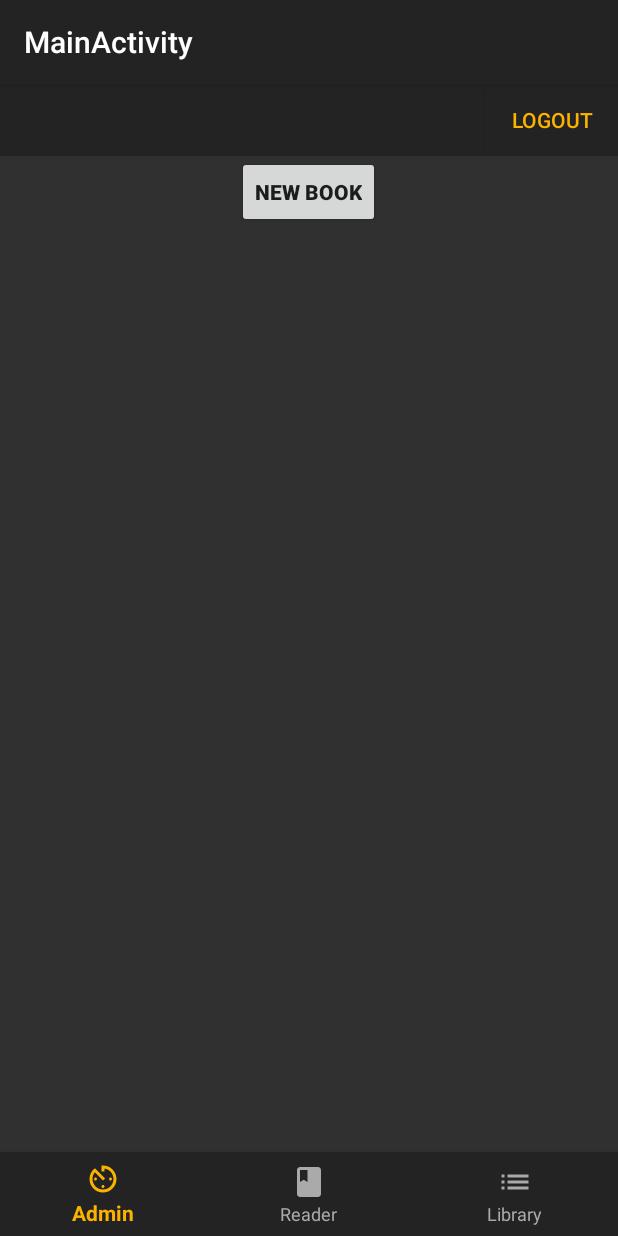
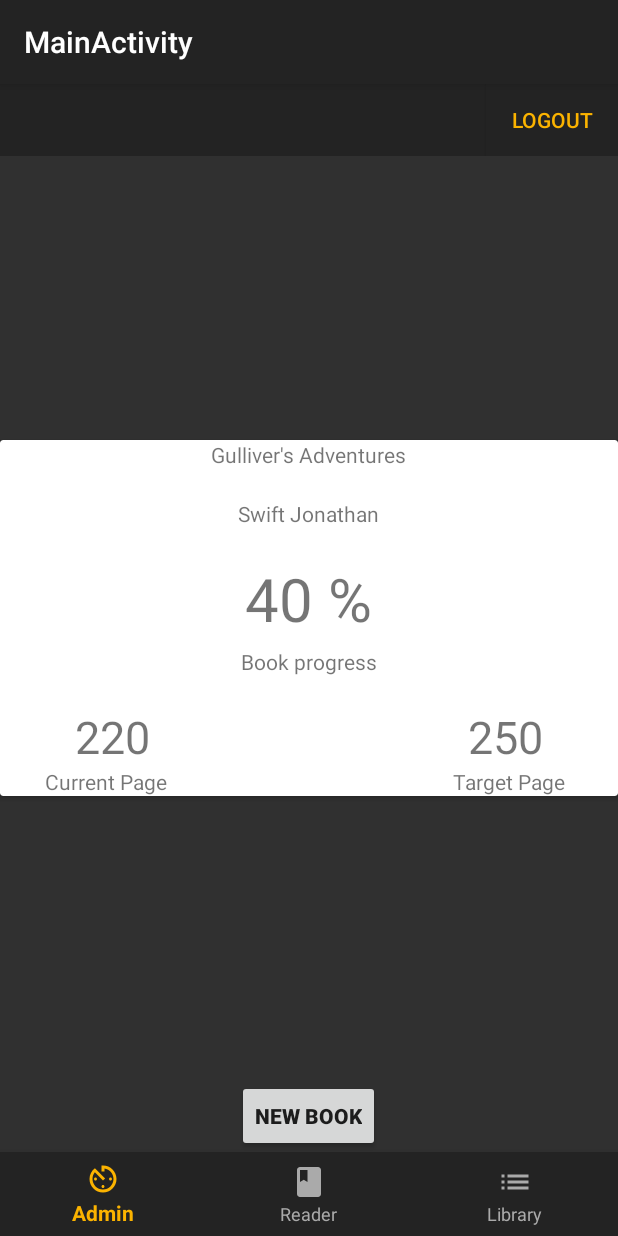
Before and after one commit to nestorivanmo/BookWorm, an Android app: the screen it shows after launch once a user with an empty profile is signed in (MainActivity), on a phone screen of 412 x 824 dp. Run offline under Robolectric (Android 15) with nearby library versions, the phone set to English and light mode, and no system bars; our stand-ins replace Firebase (no records; nobody signed in at launch, a user with empty details on screens opened directly).

Commit message:
added recycler view in book admin

```diff
--- /dev/null
+++ b/MyApplicationFireBaseTest/app/src/main/java/com/mozek/myapplicationfirebasetest/ViewAdapters/RecyclerViewAdapter.java
@@ -0,0 +1,63 @@
+package com.mozek.myapplicationfirebasetest.ViewAdapters;
+
+import android.content.Context;
+import android.support.annotation.NonNull;
+import android.support.v7.widget.RecyclerView;
+import android.util.Log;
+import android.view.LayoutInflater;
+import android.view.View;
+import android.view.ViewGroup;
+import android.widget.TextView;
+import com.mozek.myapplicationfirebasetest.R;
+
+import java.util.ArrayList;
+
+public class RecyclerViewAdapter extends RecyclerView.Adapter<RecyclerViewAdapter.ViewHolder>{
+
+    private static final String TAG = "RecyclerViewAdapter";
+
+    private ArrayList<String> mBookTitles = new ArrayList<>();
+    private ArrayList<String> mBookAuthors = new ArrayList<>();
+    private Context mContext;
+
+    public RecyclerViewAdapter(Context mContext, ArrayList<String> mBookTitles, ArrayList<String> mBookAuthors) {
+        this.mBookTitles = mBookTitles;
+        this.mBookAuthors = mBookAuthors;
+        this.mContext = mContext;
+    }
+
+    @NonNull
+    @Override
+    public ViewHolder onCreateViewHolder(@NonNull ViewGroup viewGroup, int i) {
+        Log.i(TAG, "onCreateViewHolder : called.");
+        View view = LayoutInflater.from(viewGroup.getContext()).inflate(R.layout.layout_list_item, viewGroup, false);
+        return new ViewHolder(view);
+    }
+
+    @Override
+    public void onBindViewHolder(@NonNull ViewHolder viewHolder, int i) {
+        Log.i(TAG, "onBindViewHolder : called.");
+
+        viewHolder.bookTitle.setText(mBookTitles.get(i));
+        viewHolder.bookAuthor.setText(mBookAuthors.get(i));
+
+
+    }
+
+    @Override
+    public int getItemCount() {
+        return mBookAuthors.size();
+    }
+
+    public class ViewHolder extends RecyclerView.ViewHolder {
+        TextView bookTitle, bookAuthor, bookProgress, currentPage, targetPage;
+        public ViewHolder(@NonNull View itemView) {
+            super(itemView);
+            bookTitle = itemView.findViewById(R.id.bookTitle);
+            bookAuthor = itemView.findViewById(R.id.bookAuthor);
+            bookProgress = itemView.findViewById(R.id.bookProgress);
+            currentPage = itemView.findViewById(R.id.currentPage);
+            targetPage = itemView.findViewById(R.id.targetPage);
+        }
+    }
+}
--- a/MyApplicationFireBaseTest/app/src/main/java/com/mozek/myapplicationfirebasetest/mainapp/app/MainActivity.java
+++ b/MyApplicationFireBaseTest/app/src/main/java/com/mozek/myapplicationfirebasetest/mainapp/app/MainActivity.java
@@ -5,27 +5,12 @@ import android.support.annotation.NonNull;
 import android.support.design.widget.BottomNavigationView;
 import android.support.v4.app.FragmentManager;
 import android.support.v7.app.AppCompatActivity;
-import android.util.Log;
 import android.view.MenuItem;
 
-import com.google.android.gms.tasks.OnCompleteListener;
-import com.google.android.gms.tasks.Task;
-import com.google.firebase.auth.FirebaseAuth;
-import com.google.firebase.auth.FirebaseUser;
-import com.google.firebase.firestore.DocumentSnapshot;
-import com.google.firebase.firestore.FirebaseFirestore;
-import com.google.firebase.firestore.Query;
-import com.google.firebase.firestore.QuerySnapshot;
 import com.mozek.myapplicationfirebasetest.R;
-import com.mozek.myapplicationfirebasetest.exceptions.UserMissingException;
 import com.mozek.myapplicationfirebasetest.mainapp.app.fragments.BookAdminFragment;
 import com.mozek.myapplicationfirebasetest.mainapp.app.fragments.LibraryFragment;
-import com.mozek.myapplicationfirebasetest.mainapp.app.fragments.DigitalReaderFragment;
-import com.mozek.myapplicationfirebasetest.managers.FirebaseManager;
-import com.mozek.myapplicationfirebasetest.managers.ObjectSenderManager;
-import com.mozek.myapplicationfirebasetest.models.User;
 
-import java.util.ArrayList;
 
 public class MainActivity extends AppCompatActivity {
 
@@ -36,7 +21,7 @@ public class MainActivity extends AppCompatActivity {
     private FragmentManager manager = getSupportFragmentManager();
     private BookAdminFragment bookAdminFragment;
     private LibraryFragment libraryFragment;
-    private DigitalReaderFragment digitalReaderFragment;
+    //private DigitalReaderFragment digitalReaderFragment;
 
 
     @Override
@@ -54,7 +39,7 @@ public class MainActivity extends AppCompatActivity {
                         manager.beginTransaction().replace(R.id.main_frame, bookAdminFragment).addToBackStack(null).commit();
                         return true;
                     case R.id.navigation_reader:
-                        manager.beginTransaction().replace(R.id.main_frame, digitalReaderFragment).addToBackStack(null).commit();
+                        //manager.beginTransaction().replace(R.id.main_frame, digitalReaderFragment).addToBackStack(null).commit();
                         return true;
                     case R.id.navigation_library:
                         manager.beginTransaction().replace(R.id.main_frame, libraryFragment).addToBackStack(null).commit();
@@ -70,7 +55,7 @@ public class MainActivity extends AppCompatActivity {
     private void getFragments(){
         bookAdminFragment = new BookAdminFragment();
         libraryFragment = new LibraryFragment();
-        digitalReaderFragment = new DigitalReaderFragment();
+        //digitalReaderFragment = new DigitalReaderFragment();
         manager.beginTransaction().replace(R.id.main_frame, bookAdminFragment).addToBackStack(null).commit();
         navigation = findViewById(R.id.navigation);
     }
--- a/MyApplicationFireBaseTest/app/src/main/java/com/mozek/myapplicationfirebasetest/mainapp/app/fragments/BookAdminFragment.java
+++ b/MyApplicationFireBaseTest/app/src/main/java/com/mozek/myapplicationfirebasetest/mainapp/app/fragments/BookAdminFragment.java
@@ -4,6 +4,8 @@ import android.content.Intent;
 import android.os.Bundle;
 import android.support.annotation.NonNull;
 import android.support.v4.app.Fragment;
+import android.support.v7.widget.LinearLayoutManager;
+import android.support.v7.widget.RecyclerView;
 import android.util.Log;
 import android.view.LayoutInflater;
 import android.view.View;
@@ -20,35 +22,38 @@ import com.google.firebase.firestore.FirebaseFirestore;
 import com.google.firebase.firestore.Query;
 import com.google.firebase.firestore.QuerySnapshot;
 import com.mozek.myapplicationfirebasetest.R;
-import com.mozek.myapplicationfirebasetest.exceptions.UserMissingException;
-import com.mozek.myapplicationfirebasetest.mainapp.app.MainActivity;
+import com.mozek.myapplicationfirebasetest.ViewAdapters.RecyclerViewAdapter;
 import com.mozek.myapplicationfirebasetest.mainapp.auth.LoginActivity;
-import com.mozek.myapplicationfirebasetest.mainapp.auth.SignUpActivity;
 import com.mozek.myapplicationfirebasetest.mainapp.config.InitialConfigActivity;
 import com.mozek.myapplicationfirebasetest.models.User;
+
+import java.util.ArrayList;
 
 public class BookAdminFragment extends Fragment implements Fragmentable{
 
     private static final String TAG = "BookAdminFragment";
 
+    private View view;
+
     private Button logOutButton, newBookButton;
     private TextView titleTV;
-    private User user;
-    private FirebaseAuth mAuth = FirebaseAuth.getInstance();
     private FirebaseFirestore db = FirebaseFirestore.getInstance();
+
+    private ArrayList<String> mBookTitles = new ArrayList<>();
+    private ArrayList<String> mBookAuthors = new ArrayList<>();
+
 
     public BookAdminFragment() {
     }
 
     @Override
     public View onCreateView(final LayoutInflater inflater, ViewGroup container, Bundle savedInstanceState) {
-        View view =  inflater.inflate(R.layout.fragment_book_admin, container, false);
+        view =  inflater.inflate(R.layout.fragment_book_admin, container, false);
 
         getGraphicElements(view);
         logOutUserIfClicked(inflater);
-        FirebaseUser fbUser;
-        fbUser = mAuth.getCurrentUser();
-        String currentUserEmail = fbUser.getEmail();
+
+        String currentUserEmail = FirebaseAuth.getInstance().getCurrentUser().getEmail();
 
         Query userQuery = db.collection("users").whereEqualTo("email", currentUserEmail);
         userQuery.get().addOnCompleteListener(new OnCompleteListener<QuerySnapshot>() {
@@ -84,6 +89,13 @@ public class BookAdminFragment extends Fragment implements Fragmentable{
         });
     }
 
+    public void getDataFromDB(){
+        mBookAuthors.add("Swift Jonathan");
+        mBookTitles.add("Gulliver's Adventures");
+        mBookAuthors.add("Nathaniel Hawthorne");
+        mBookTitles.add("The Red and the Black");
+    }
+
     public void runMainThreadNow(final User user){
 
         titleTV.setText(user.getUsername());
@@ -91,12 +103,23 @@ public class BookAdminFragment extends Fragment implements Fragmentable{
         newBookButton.setOnClickListener(new View.OnClickListener() {
             @Override
             public void onClick(View view) {
-                Log.i(TAG, "USER CURRENT # BOOKS: " + String.valueOf(user.getBooks().size()));
                 Intent intentSign2 = new Intent(getActivity(), InitialConfigActivity.class);
                 intentSign2.putExtra("user", user);
                 startActivity(intentSign2);
             }
         });
 
+        getDataFromDB();
+        initRecyclerView();
+
+    }
+
+    private void initRecyclerView(){
+        Log.i(TAG, "initRecyclerView: init recyclerView");
+        LinearLayoutManager layoutManager = new LinearLayoutManager(getActivity(), LinearLayoutManager.HORIZONTAL, false);
+        RecyclerView recyclerView = view.findViewById(R.id.recyclerView_bookAdmin);
+        recyclerView.setLayoutManager(layoutManager);
+        RecyclerViewAdapter recyclerViewAdapter = new RecyclerViewAdapter(getActivity(), mBookTitles, mBookAuthors);
+        recyclerView.setAdapter(recyclerViewAdapter);
     }
 }
--- a/MyApplicationFireBaseTest/app/src/main/java/com/mozek/myapplicationfirebasetest/mainapp/app/fragments/LibraryFragment.java
+++ b/MyApplicationFireBaseTest/app/src/main/java/com/mozek/myapplicationfirebasetest/mainapp/app/fragments/LibraryFragment.java
@@ -4,6 +4,7 @@ package com.mozek.myapplicationfirebasetest.mainapp.app.fragments;
 import android.os.Bundle;
 import android.support.annotation.NonNull;
 import android.support.v4.app.Fragment;
+import android.support.v4.app.ListFragment;
 import android.util.Log;
 import android.view.LayoutInflater;
 import android.view.View;
@@ -26,6 +27,8 @@ import com.mozek.myapplicationfirebasetest.models.User;
 import java.util.ArrayList;
 
 public class LibraryFragment extends Fragment {
+
+    private final static String TAG = "Library Fragment";
     private User user;
     private FirebaseAuth mAuth=FirebaseAuth.getInstance();
     private FirebaseUser fbUser;
@@ -35,7 +38,6 @@ public class LibraryFragment extends Fragment {
     public LibraryFragment() {
         // Required empty public constructor
     }
-
 
     @Override
     public View onCreateView(LayoutInflater inflater, ViewGroup container, Bundle savedInstanceState) {
@@ -53,16 +55,13 @@ public class LibraryFragment extends Fragment {
                     for (DocumentSnapshot docment:task.getResult()){
                         user= docment.toObject(User.class);
                         userBooks = user.getBooks();
-                        //ArrayAdapter adapter=new ArrayAdapter<Book>(this,android.R.layout.simple_list_item_1,userBooks);
-                        //lisbooks.setAdapter(adapter);
                     }
                     for(int i=0;i<userBooks.size();i++){
                         booksForListView.add(userBooks.get(i).getTitle() + ", " +userBooks.get(i).getAuthor());
                     }
-                    ArrayAdapter<String> bookAdapter = new ArrayAdapter<>(getActivity(), android.R.layout.simple_list_item_1, booksForListView);
-                   // bookAdapter.setDropDownViewResource(android.R.layout.simple_expandable_list_item_1);
+                    ArrayAdapter<String> bookAdapter = new ArrayAdapter<>(getActivity(), android.R.layout.simple_list_item_1,booksForListView);
                     lisbooks.setAdapter(bookAdapter);
-                    Log.i("LibraryFragment","number of books _----------------------____: " + String.valueOf(userBooks.size()));
+                    Log.i(TAG,"number of books _----------------------____: " + String.valueOf(userBooks.size()));
                 }
             });
         return inflater.inflate(R.layout.fragment_library, container, false);
--- a/MyApplicationFireBaseTest/app/src/main/java/com/mozek/myapplicationfirebasetest/mainapp/app/fragments/digitalReaderFragment.java
+++ /dev/null
@@ -1,22 +0,0 @@
-package com.mozek.myapplicationfirebasetest.mainapp.app.fragments;
-
-import android.os.Bundle;
-        import android.support.v4.app.Fragment;
-        import android.view.LayoutInflater;
-        import android.view.View;
-        import android.view.ViewGroup;
-
-        import com.mozek.myapplicationfirebasetest.R;
-
-public class DigitalReaderFragment extends Fragment {
-
-    public DigitalReaderFragment() {
-    }
-
-    @Override
-    public View onCreateView(LayoutInflater inflater, ViewGroup container,
-                             Bundle savedInstanceState) {
-        return inflater.inflate(R.layout.fragment_digital_reader, container, false);
-    }
-
-}
--- a/MyApplicationFireBaseTest/app/src/main/res/layout/fragment_book_admin.xml
+++ b/MyApplicationFireBaseTest/app/src/main/res/layout/fragment_book_admin.xml
@@ -40,11 +40,29 @@
     </RelativeLayout>
 
     <RelativeLayout
+        android:id="@+id/relativeLayout_MainInfo_bookAdminFragment"
+        android:layout_width="match_parent"
+        android:layout_height="match_parent"
+        android:layout_below="@+id/relativeLayout_topBar_bookAdminFragment"
+        android:layout_above="@+id/relativeLayout_newBook_bookAdminFragment">
+
+        <android.support.v7.widget.RecyclerView
+            android:id="@+id/recyclerView_bookAdmin"
+            android:layout_width="match_parent"
+            android:layout_height="match_parent"
+            android:orientation="horizontal">
+
+        </android.support.v7.widget.RecyclerView>
+
+    </RelativeLayout>
+
+    <RelativeLayout
         android:id="@+id/relativeLayout_newBook_bookAdminFragment"
         android:layout_width="match_parent"
         android:layout_height="wrap_content"
         android:orientation="horizontal"
-        android:layout_below="@+id/relativeLayout_topBar_bookAdminFragment">
+        android:layout_alignParentBottom="true"
+        >
 
         <Button
             android:id="@+id/addBookButton_AdminBooks_Fragment"
--- a/MyApplicationFireBaseTest/app/src/main/res/layout/fragment_digital_reader.xml
+++ /dev/null
@@ -1,6 +0,0 @@
-<?xml version="1.0" encoding="utf-8"?>
-<android.support.constraint.ConstraintLayout
-    xmlns:android="http://schemas.android.com/apk/res/android" android:layout_width="match_parent"
-    android:layout_height="match_parent">
-
-</android.support.constraint.ConstraintLayout>
--- a/MyApplicationFireBaseTest/app/src/main/res/layout/fragment_library.xml
+++ b/MyApplicationFireBaseTest/app/src/main/res/layout/fragment_library.xml
@@ -3,7 +3,7 @@
     xmlns:tools="http://schemas.android.com/tools"
     android:layout_width="match_parent"
     android:layout_height="match_parent"
-android:background="@color/colorPrimary"
+    android:background="@color/colorSecondary"
     tools:context=".mainapp.app.fragments.LibraryFragment">
 
     <TextView
@@ -16,6 +16,8 @@ android:background="@color/colorPrimary"
     <ListView
         android:id="@+id/listViewBooks"
         android:layout_width="match_parent"
-        android:layout_height="wrap_content"></ListView>
+        android:layout_height="wrap_content">
+
+    </ListView>
 
 </LinearLayout>
--- /dev/null
+++ b/MyApplicationFireBaseTest/app/src/main/res/layout/layout_list_item.xml
@@ -0,0 +1,103 @@
+<?xml version="1.0" encoding="utf-8"?>
+<RelativeLayout
+    xmlns:android="http://schemas.android.com/apk/res/android" android:layout_width="match_parent"
+    android:layout_height="match_parent">
+
+    <android.support.v7.widget.CardView
+        android:layout_width="match_parent"
+        android:layout_height="wrap_content"
+        android:layout_centerInParent="true"
+        >
+
+        <RelativeLayout
+            android:layout_width="match_parent"
+            android:layout_height="match_parent"
+            >
+
+            <TextView
+                android:id="@+id/bookTitle"
+                android:layout_width="wrap_content"
+                android:layout_height="wrap_content"
+                android:text="book title"
+                android:layout_centerHorizontal="true"/>
+
+            <TextView
+                android:id="@+id/bookAuthor"
+                android:layout_width="wrap_content"
+                android:layout_height="wrap_content"
+                android:layout_below="@+id/bookTitle"
+                android:layout_centerHorizontal="true"
+                android:layout_marginTop="20dp"
+                android:text="book author"/>
+
+            <TextView
+                android:id="@+id/bookProgress"
+                android:layout_width="wrap_content"
+                android:layout_height="wrap_content"
+                android:layout_below="@id/bookAuthor"
+                android:layout_marginTop="20dp"
+                android:layout_centerHorizontal="true"
+                android:text="40 %"
+                android:textSize="40sp"/>
+
+            <TextView
+                android:id="@+id/bookProgress_title"
+                android:layout_width="wrap_content"
+                android:layout_height="wrap_content"
+                android:layout_below="@+id/bookProgress"
+                android:layout_marginTop="5dp"
+                android:layout_centerHorizontal="true"
+                android:text="Book progress"
+                />
+
+            <TextView
+                android:id="@+id/currentPage"
+                android:layout_width="wrap_content"
+                android:layout_height="wrap_content"
+                android:layout_below="@id/bookProgress_title"
+                android:layout_marginTop="20dp"
+                android:layout_alignParentLeft="true"
+                android:layout_alignParentStart="true"
+                android:layout_marginLeft="50dp"
+                android:layout_marginStart="50dp"
+                android:text="220"
+                android:textSize="30sp"/>
+
+            <TextView
+                android:id="@+id/targetPage"
+                android:layout_width="wrap_content"
+                android:layout_height="wrap_content"
+                android:layout_below="@id/bookProgress_title"
+                android:layout_marginTop="20dp"
+                android:layout_alignParentRight="true"
+                android:layout_alignParentEnd="true"
+                android:layout_marginRight="50dp"
+                android:layout_marginEnd="50dp"
+                android:text="250"
+                android:textSize="30sp"/>
+
+            <TextView
+                android:layout_width="wrap_content"
+                android:layout_height="wrap_content"
+                android:layout_below="@id/currentPage"
+                android:layout_alignParentLeft="true"
+                android:layout_alignParentStart="true"
+                android:layout_marginLeft="30dp"
+                android:layout_marginStart="30dp"
+                android:text="Current Page"/>
+
+            <TextView
+                android:layout_width="wrap_content"
+                android:layout_height="wrap_content"
+                android:layout_below="@id/targetPage"
+                android:layout_alignParentRight="true"
+                android:layout_alignParentEnd="true"
+                android:layout_marginRight="35dp"
+                android:layout_marginEnd="35dp"
+                android:text="Target Page"/>
+
+        </RelativeLayout>
+
+    </android.support.v7.widget.CardView>
+
+</RelativeLayout>
```
Also changed, not shown: MyApplicationFireBaseTest/app/src/main/java/com/mozek/myapplicationfirebasetest/managers/FirebaseManager.java (+0 -22 lines).
